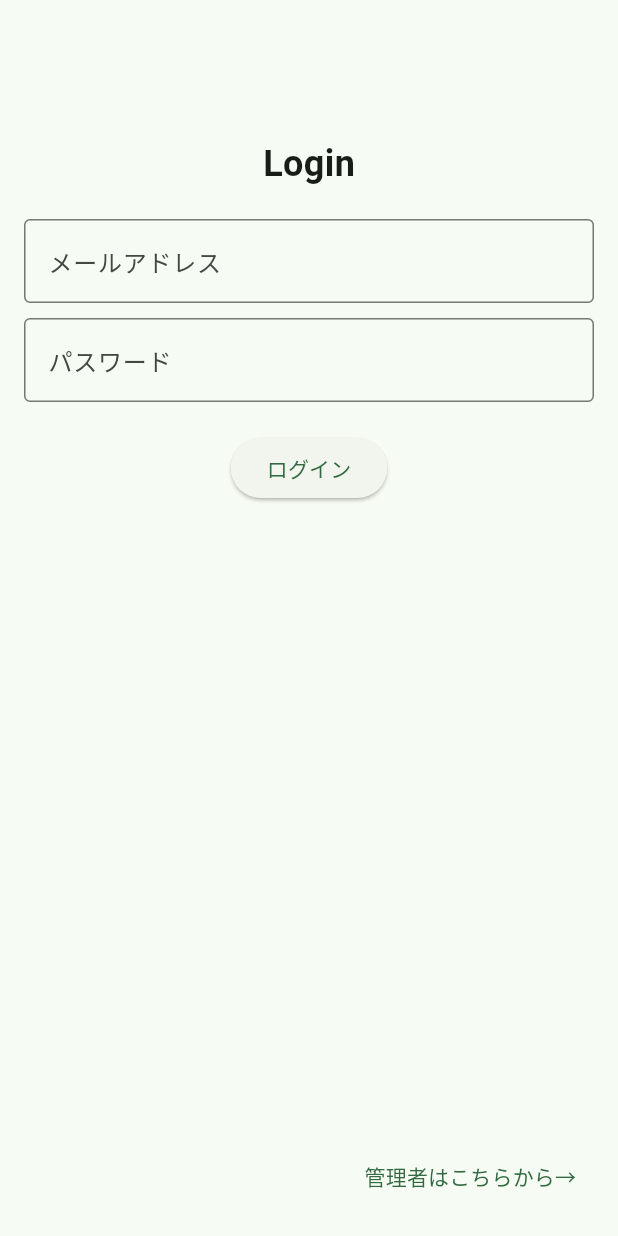
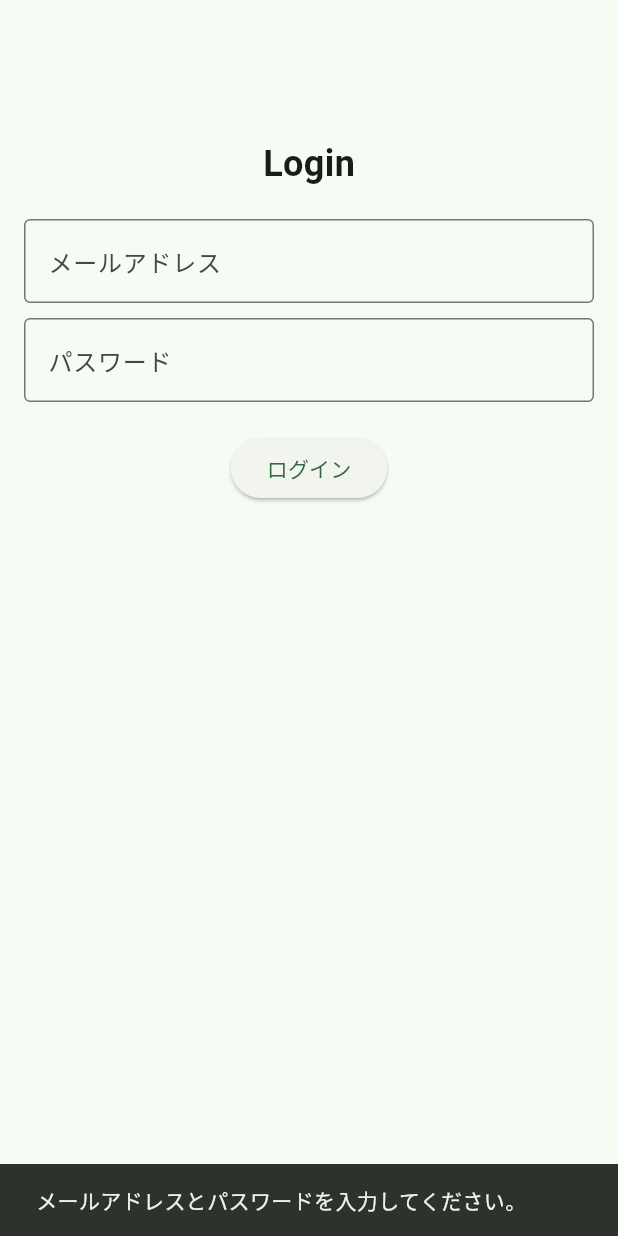
Before and after one commit to fuku-000/respon2, a Flutter app: the AyatakaPage screen opened directly, after a tap on "ログイン", on a phone screen of 412 x 824 dp. Run offline on Flutter 3.47's test engine with Material 3 defaults, Android fonts, the phone set to English and light mode, and no system bars; our stand-ins replace cloud_firestore, firebase_auth, firebase_core, shared_preferences, table_calendar; accounts and stored records are empty.

Commit message:
ログインページ少し強化した”

```diff
--- a/lib/ayataka.dart
+++ b/lib/ayataka.dart
@@ -4,6 +4,8 @@ import 'package:firebase_core/firebase_core.dart';
 import 'package:respon2/fuku.dart';
 import 'package:respon2/full.dart';
 import 'package:respon2/login_function.dart';
+import 'package:respon2/admin_page.dart'; // AdminPage をインポート
+
 
 class AyatakaPage extends StatefulWidget {
   AyatakaPage({Key? key}) : super(key: key);
@@ -17,32 +19,41 @@ class _LoginPage extends State<AyatakaPage> {
   final TextEditingController _passwordController = TextEditingController();
 
   void _loginUser() async {
-    String email = _emailController.text;
-    String password = _passwordController.text;
+    try {
+      String email = _emailController.text.trim();
+      String password = _passwordController.text.trim();
 
-    // login_functions.dartのログイン関数を呼び出す
+      if (email.isEmpty || password.isEmpty) {
+        _showErrorSnackbar('メールアドレスとパスワードを入力してください。');
+        return;
+      }
+
       bool success = await loginUser(email, password);
 
       if (success) {
-      // ログイン成功時の処理
         print('ログイン成功');
-      //ホームページへ遷移する処理を書く
         await Navigator.of(context).pushReplacement(
-        MaterialPageRoute(builder: (context) {
-          return FullPage();
-        }),
+          MaterialPageRoute(builder: (context) => FullPage()),
         );
       } else {
-      // ログイン失敗時の処理
-      print('ログイン失敗');
+        _showErrorSnackbar('ログインに失敗しました。');
       }
+    } catch (e) {
+      _showErrorSnackbar('エラーが発生しました: $e');
+    }
+  }
+
+  void _showErrorSnackbar(String message) {
+    ScaffoldMessenger.of(context).showSnackBar(
+      SnackBar(content: Text(message)),
+    );
   }
 
   @override
   Widget build(BuildContext context) {
     return Scaffold(
       appBar: AppBar(
-        title: const Text(''), // スキャフォールドのタイトルを削除
+        title: const Text(''),
       ),
       body: Padding(
         padding: const EdgeInsets.all(16.0),
@@ -64,6 +75,7 @@ class _LoginPage extends State<AyatakaPage> {
             const SizedBox(height: 10),
             TextField(
               controller: _passwordController,
+              obscureText: true,
               decoration: InputDecoration(
                 labelText: 'パスワード',
                 border: OutlineInputBorder(),
@@ -79,7 +91,9 @@ class _LoginPage extends State<AyatakaPage> {
               alignment: Alignment.bottomRight,
               child: TextButton(
                 onPressed: () {
-                  // 管理者用のナビゲーションをここに実装
+                  Navigator.of(context).push(
+                    MaterialPageRoute(builder: (context) => AdminPage()),
+                  );
                 },
                 child: const Text('管理者はこちらから→'),
               ),
@@ -91,8 +105,8 @@ class _LoginPage extends State<AyatakaPage> {
   }
 }
 
-/*void main() {
-  runApp(const MaterialApp(
-    home: AyatakaPage(),
-  ));
-}*/
+void main() async {
+  WidgetsFlutterBinding.ensureInitialized();
+  await Firebase.initializeApp();
+  runApp(MaterialApp(home: AyatakaPage()));
+}
```
Also changed, not shown: lib/admin_page.dart (added, +17 -0 lines). Lines whose indentation alone changed are shown as unchanged.
